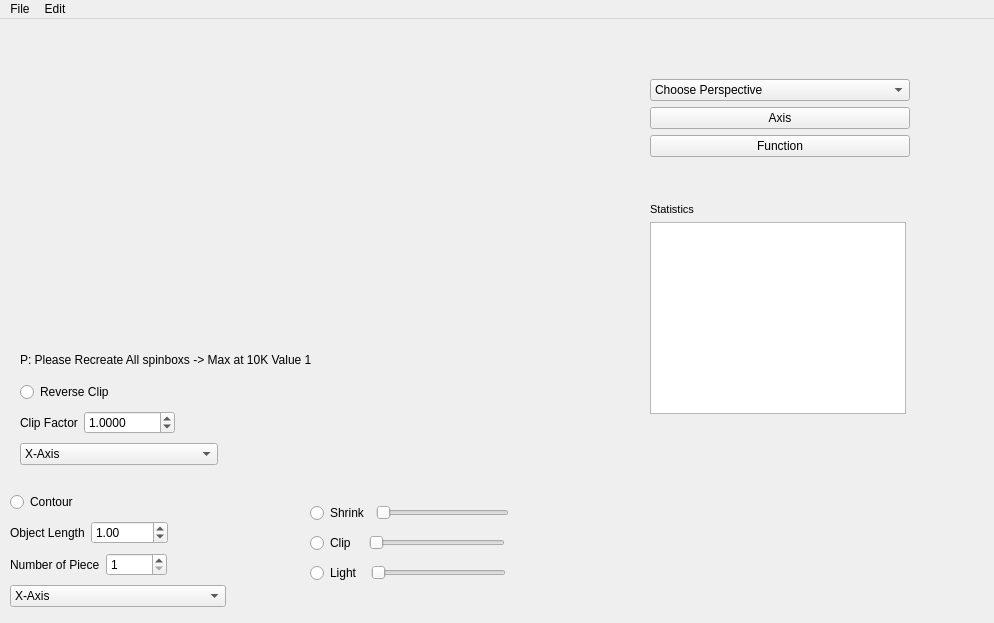
First picture: the form in include/mainwindow.ui, repository toarukagakunoSirius/ModelLoader, before the edit.
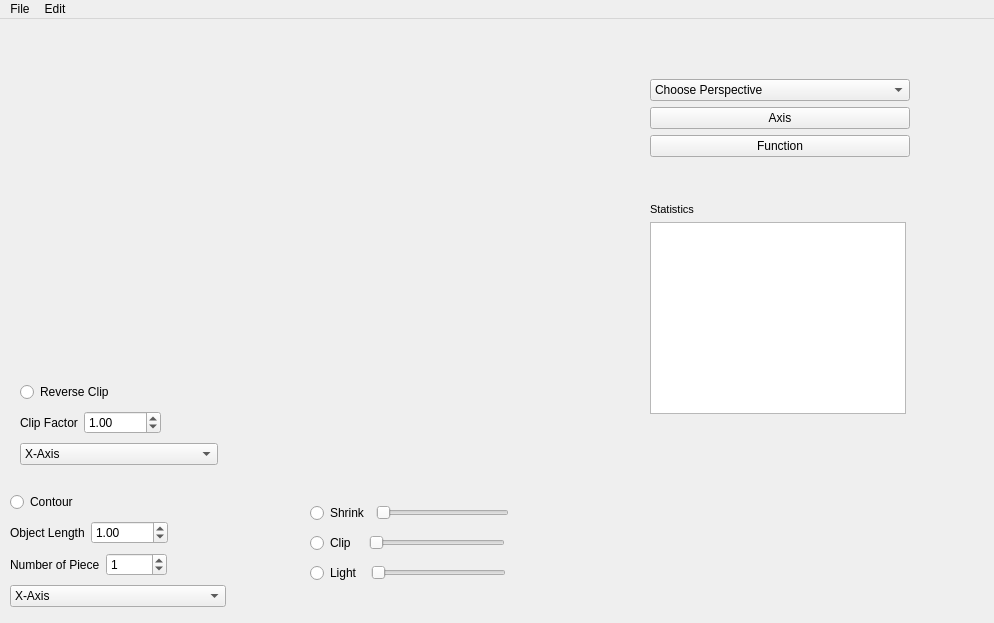
Second picture: the form after the edit. Icons and pictures are not drawn. Custom widgets are drawn as their Qt base class.

The edit to the form file:
```diff
--- a/include/mainwindow.ui
+++ b/include/mainwindow.ui
@@ -17,19 +17,6 @@
    <bool>true</bool>
   </property>
   <widget class="QWidget" name="centralwidget">
-   <widget class="QLabel" name="label">
-    <property name="geometry">
-     <rect>
-      <x>20</x>
-      <y>330</y>
-      <width>311</width>
-      <height>22</height>
-     </rect>
-    </property>
-    <property name="text">
-     <string>P: Please Recreate All spinboxs -&gt; Max at 10K Value 1</string>
-    </property>
-   </widget>
    <widget class="QWidget" name="layoutWidget">
     <property name="geometry">
      <rect>
@@ -234,12 +221,12 @@
        </item>
        <item>
         <widget class="QSpinBox" name="ContourSpinBox">
-         <property name="minimum">
-          <number>1</number>
-         </property>
          <property name="maximum">
           <number>10000</number>
          </property>
+         <property name="value">
+          <number>1</number>
+         </property>
         </widget>
        </item>
        <item>
@@ -306,9 +293,6 @@
        </item>
        <item>
         <widget class="QDoubleSpinBox" name="ClipSpinBox">
-         <property name="decimals">
-          <number>4</number>
-         </property>
          <property name="maximum">
           <double>10000.000000000000000</double>
          </property>
@@ -369,7 +353,7 @@
      </sizepolicy>
     </property>
    </widget>
-   <widget class="QWidget" name="">
+   <widget class="QWidget" name="layoutWidget">
     <property name="geometry">
      <rect>
       <x>310</x>
```
Left out of the diff: 2 changed lines with no effect on the pictures.
